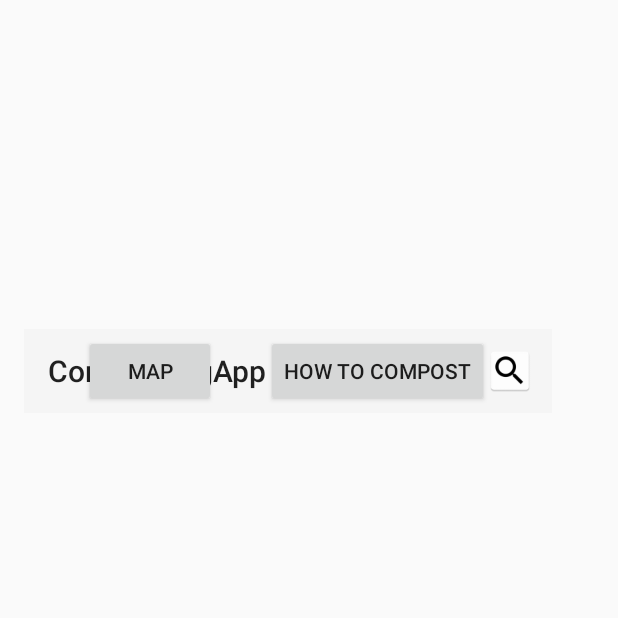
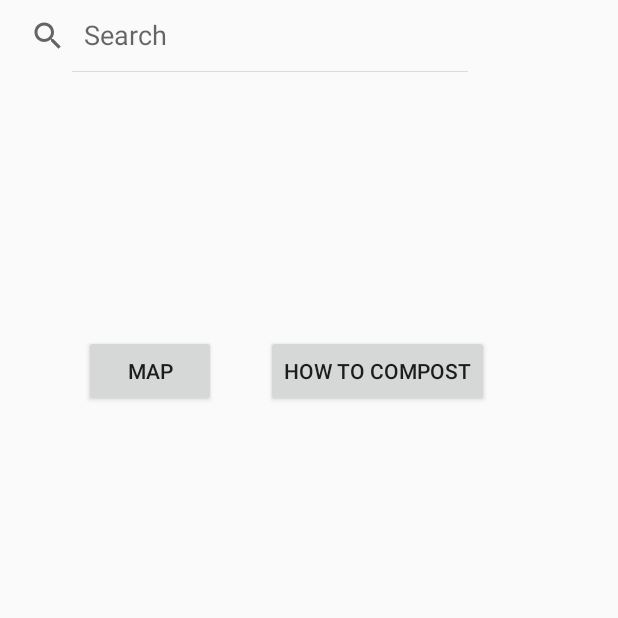
Before and after one commit to elenaspasova/https-github.com-BallardHSCS-compostingApp, an Android app: the screen it shows after launch (MainActivity), on a phone screen of 412 x 824 dp, the top half of it. Run offline under Robolectric (Android 15) with nearby library versions, the phone set to English and light mode, and no system bars.

Commit message:
search bar
got search bar on the correct activity!!!!

```diff
--- a/app/src/main/AndroidManifest.xml
+++ b/app/src/main/AndroidManifest.xml
@@ -38,11 +38,12 @@
 
         </activity>
         <activity
-            android:name=".SearchActivity"></activity>
+            android:name=".SearchActivity">
                 <intent-filter>
                     <action android:name="android.intent.action.SEARCH" />
                     <category android:name="android.intent.category.DEFAULT" />
                 </intent-filter>
                 <meta-data android:name="android.app.searchable"
-                    android:resource="@xml/searchable" ></meta-data> /></application>
+                    android:resource="@xml/searchable" ></meta-data> /></activity>
+    </application>
 </manifest>
--- a/app/src/main/java/com/example/bal_esspasova/compostingapp/DisplayMessageActivity.java
+++ b/app/src/main/java/com/example/bal_esspasova/compostingapp/DisplayMessageActivity.java
@@ -18,7 +18,7 @@ public class DisplayMessageActivity extends AppCompatActivity {
     protected void onCreate(Bundle savedInstanceState) {
         super.onCreate(savedInstanceState);
         setContentView(R.layout.activity_display_message);
-        Toolbar toolbar = (Toolbar) findViewById(R.id.toolbar);
+        Toolbar toolbar = (Toolbar) findViewById(R.id.searchView);
         setSupportActionBar(toolbar);
 
         FloatingActionButton fab = (FloatingActionButton) findViewById(R.id.fab);
--- a/app/src/main/java/com/example/bal_esspasova/compostingapp/SingleListItemActivity.java
+++ b/app/src/main/java/com/example/bal_esspasova/compostingapp/SingleListItemActivity.java
@@ -3,12 +3,8 @@ package com.example.bal_esspasova.compostingapp;
 import android.os.Bundle;
 import android.os.Parcelable;
 import android.support.annotation.Nullable;
-import android.support.design.widget.FloatingActionButton;
-import android.support.design.widget.Snackbar;
-import android.support.v7.app.ActionBarActivity;
 import android.support.v7.app.AppCompatActivity;
 import android.support.v7.widget.Toolbar;
-import android.view.View;
 import android.widget.ListView;
 
 import java.io.InputStream;
@@ -48,7 +44,7 @@ public class SingleListItemActivity extends AppCompatActivity{
         listView.setAdapter(itemArrayAdapter);
         listView.onRestoreInstanceState(state);
 
-        InputStream inputStream = getResources().openRawResource(R.raw.compostableItems);
+        InputStream inputStream = getResources().openRawResource(R.raw.compostableitems);
 
         CSVReader csv = new CSVReader(inputStream);
         List<String[]> itemList = csv.read();
--- a/app/src/main/res/layout/activity_display_message.xml
+++ b/app/src/main/res/layout/activity_display_message.xml
@@ -10,9 +10,6 @@
         android:layout_width="match_parent"
         android:layout_height="wrap_content"
         android:theme="@style/AppTheme.AppBarOverlay">
-        <include
-            android:id="@+id/toolbar"
-            layout="@layout/toolbar"/>
 
 
     </android.support.design.widget.AppBarLayout>
--- a/app/src/main/res/layout/activity_main.xml
+++ b/app/src/main/res/layout/activity_main.xml
@@ -13,8 +13,8 @@
     tools:layout_editor_absoluteX="8dp">
 
     <include
-        android:id="@+id/toolbar"
-        layout="@layout/toolbar"/>
+        android:id="@+id/searchView"
+        layout="@layout/search_function"/>
 
     <!--<android.support.v7.widget.Toolbar-->
         <!--android:id="@+id/my_toolbar"-->
--- a/app/src/main/res/layout/search_function.xml
+++ b/app/src/main/res/layout/search_function.xml
@@ -1,6 +1,8 @@
 <?xml version="1.0" encoding="utf-8"?>
 <LinearLayout xmlns:android="http://schemas.android.com/apk/res/android"
-    android:orientation="vertical" android:layout_width="match_parent"
+    xmlns:tools="http://schemas.android.com/tools"
+    android:orientation="vertical"
+    android:layout_width="match_parent"
     android:layout_height="match_parent">
     <SearchView
         android:id="@+id/searchView"
@@ -8,5 +10,5 @@
         android:layout_height="wrap_content"
         android:iconifiedByDefault="false"
         android:queryHint="Search"
-        android:layout_centerHorizontal="true" />
+        tools:showIn="@layout/activity_display_message"/>
 </LinearLayout>
--- a/app/src/main/res/layout/single_item_layout.xml
+++ b/app/src/main/res/layout/single_item_layout.xml
@@ -5,6 +5,10 @@
     android:orientation="vertical"
     android:layout_width="match_parent"
     android:layout_height="match_parent">
+    <include
+        android:id="@+id/searchView"
+        layout="@layout/search_function"/>
+
 
     <ListView
         android:layout_width="match_parent"
--- a/app/src/main/res/layout/toolbar.xml
+++ b/app/src/main/res/layout/toolbar.xml
@@ -2,12 +2,15 @@
 <Toolbar xmlns:android="http://schemas.android.com/apk/res/android"
     android:layout_width="match_parent"
     android:layout_height="match_parent"
-    xmlns:app="http://schemas.android.com/apk/res-auto">
+    xmlns:app="http://schemas.android.com/apk/res-auto"
+    xmlns:tools="http://schemas.android.com/tools">
+
     <android.support.v7.widget.Toolbar
         android:id="@+id/my_toolbar"
         android:layout_width="match_parent"
         android:layout_height="?attr/actionBarSize"
         android:background="?attr/colorPrimary"
         android:theme="@style/ThemeOverlay.AppCompat.ActionBar"
-        app:popupTheme="@style/ThemeOverlay.AppCompat.Light"/>
+        app:popupTheme="@style/ThemeOverlay.AppCompat.Light"
+        tools:showIn="@layout/activity_display_message" />
 </Toolbar>
--- a/app/src/main/res/xml/searchable.xml
+++ b/app/src/main/res/xml/searchable.xml
@@ -1,6 +1,6 @@
 <?xml version="1.0" encoding="utf-8"?>
-<searchable xmlns:android="http://schemas.android.com/apk/res/android">
-    xmlns:android="http://schemas.android.com/apk/res/android"
+<searchable
+    xmlns:android="http://schemas.android.com/apk/res/android">
         android:label="CompostingApp"
         android:hint="search"
 </searchable>
```
